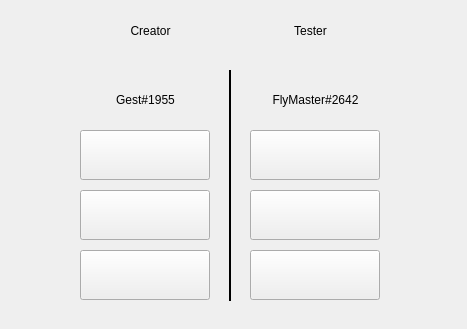
Qt form about.ui (jestsi/Info-of-file-g) before a commit.
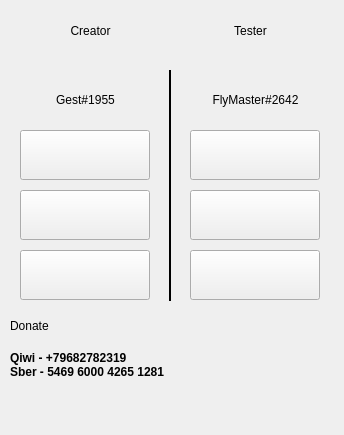
The same form after that commit. Icons and pictures are not drawn.

```diff
--- a/about.ui
+++ b/about.ui
@@ -9,17 +9,23 @@
    <rect>
     <x>0</x>
     <y>0</y>
-    <width>467</width>
-    <height>329</height>
+    <width>344</width>
+    <height>435</height>
    </rect>
   </property>
+  <property name="minimumSize">
+   <size>
+    <width>344</width>
+    <height>435</height>
+   </size>
+  </property>
   <property name="windowTitle">
    <string>About</string>
   </property>
   <widget class="QPushButton" name="youtubeCPushButton">
    <property name="geometry">
     <rect>
-     <x>80</x>
+     <x>20</x>
      <y>130</y>
      <width>130</width>
      <height>50</height>
@@ -45,7 +51,7 @@
   <widget class="QPushButton" name="youtubeTPushButton">
    <property name="geometry">
     <rect>
-     <x>250</x>
+     <x>190</x>
      <y>130</y>
      <width>130</width>
      <height>50</height>
@@ -71,7 +77,7 @@
   <widget class="QPushButton" name="vkCButton">
    <property name="geometry">
     <rect>
-     <x>80</x>
+     <x>20</x>
      <y>190</y>
      <width>130</width>
      <height>50</height>
@@ -97,7 +103,7 @@
   <widget class="QPushButton" name="githubTButton">
    <property name="geometry">
     <rect>
-     <x>250</x>
+     <x>190</x>
      <y>250</y>
      <width>130</width>
      <height>50</height>
@@ -123,7 +129,7 @@
   <widget class="QPushButton" name="githubCButton">
    <property name="geometry">
     <rect>
-     <x>80</x>
+     <x>20</x>
      <y>250</y>
      <width>130</width>
      <height>50</height>
@@ -149,7 +155,7 @@
   <widget class="Line" name="line">
    <property name="geometry">
     <rect>
-     <x>220</x>
+     <x>160</x>
      <y>70</y>
      <width>20</width>
      <height>231</height>
@@ -174,7 +180,7 @@
   <widget class="QLabel" name="label">
    <property name="geometry">
     <rect>
-     <x>80</x>
+     <x>20</x>
      <y>10</y>
      <width>141</width>
      <height>41</height>
@@ -190,7 +196,7 @@
   <widget class="QLabel" name="label_2">
    <property name="geometry">
     <rect>
-     <x>240</x>
+     <x>180</x>
      <y>10</y>
      <width>141</width>
      <height>41</height>
@@ -206,7 +212,7 @@
   <widget class="QPushButton" name="vkTButton">
    <property name="geometry">
     <rect>
-     <x>250</x>
+     <x>190</x>
      <y>190</y>
      <width>130</width>
      <height>50</height>
@@ -232,7 +238,7 @@
   <widget class="QLabel" name="label_3">
    <property name="geometry">
     <rect>
-     <x>90</x>
+     <x>30</x>
      <y>80</y>
      <width>111</width>
      <height>41</height>
@@ -254,7 +260,7 @@
   <widget class="QLabel" name="label_4">
    <property name="geometry">
     <rect>
-     <x>250</x>
+     <x>190</x>
      <y>80</y>
      <width>131</width>
      <height>41</height>
@@ -276,7 +282,7 @@
   <widget class="QLabel" name="Discord_icon">
    <property name="geometry">
     <rect>
-     <x>120</x>
+     <x>60</x>
      <y>40</y>
      <width>51</width>
      <height>51</height>
@@ -295,7 +301,7 @@
   <widget class="QLabel" name="Discord_icon_2">
    <property name="geometry">
     <rect>
-     <x>285</x>
+     <x>225</x>
      <y>40</y>
      <width>51</width>
      <height>51</height>
@@ -311,6 +317,43 @@
     <bool>true</bool>
    </property>
   </widget>
+  <widget class="QLabel" name="label_5">
+   <property name="geometry">
+    <rect>
+     <x>10</x>
+     <y>310</y>
+     <width>101</width>
+     <height>31</height>
+    </rect>
+   </property>
+   <property name="text">
+    <string>Donate</string>
+   </property>
+  </widget>
+  <widget class="QLabel" name="label_6">
+   <property name="geometry">
+    <rect>
+     <x>10</x>
+     <y>340</y>
+     <width>191</width>
+     <height>51</height>
+    </rect>
+   </property>
+   <property name="font">
+    <font>
+     <pointsize>9</pointsize>
+     <weight>75</weight>
+     <bold>true</bold>
+    </font>
+   </property>
+   <property name="text">
+    <string>Qiwi - +79682782319
+Sber - 5469 6000 4265 1281</string>
+   </property>
+   <property name="textInteractionFlags">
+    <set>Qt::LinksAccessibleByMouse|Qt::TextSelectableByMouse</set>
+   </property>
+  </widget>
  </widget>
  <resources>
   <include location="qrc.qrc"/>
```
